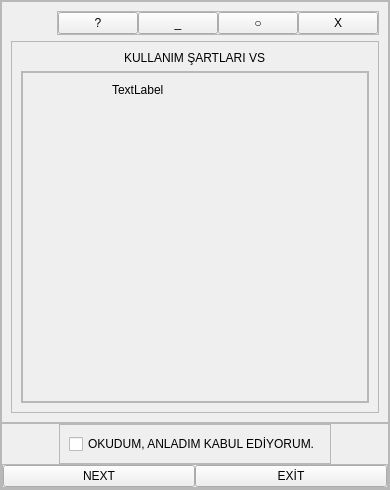
Qt form awake.ui (ccemyurtsever/social) before a commit.
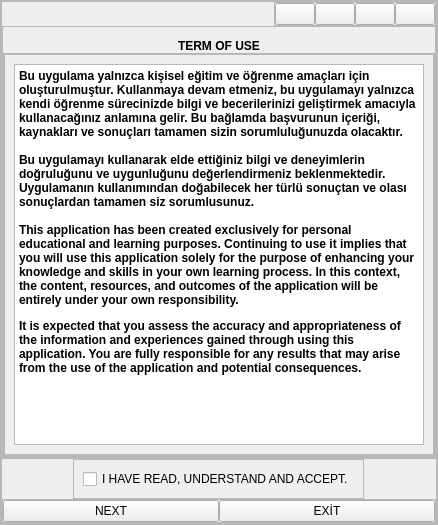
The same form after that commit. Icons and pictures are not drawn.

Commit message: Update alignment and font properties in main.ui

Diff of the .ui file:
```diff
--- a/awake.ui
+++ b/awake.ui
@@ -6,8 +6,8 @@
    <rect>
     <x>0</x>
     <y>0</y>
-    <width>390</width>
-    <height>490</height>
+    <width>438</width>
+    <height>525</height>
    </rect>
   </property>
   <property name="windowTitle">
@@ -62,6 +62,21 @@
          <enum>QFrame::Raised</enum>
         </property>
         <layout class="QVBoxLayout" name="verticalLayout_5">
+         <property name="spacing">
+          <number>0</number>
+         </property>
+         <property name="leftMargin">
+          <number>0</number>
+         </property>
+         <property name="topMargin">
+          <number>0</number>
+         </property>
+         <property name="rightMargin">
+          <number>0</number>
+         </property>
+         <property name="bottomMargin">
+          <number>0</number>
+         </property>
          <item alignment="Qt::AlignRight|Qt::AlignTop">
           <widget class="QFrame" name="frame_7">
            <property name="frameShape">
@@ -89,28 +104,68 @@
             <item>
              <widget class="QPushButton" name="pushButton_6">
               <property name="text">
-               <string>?</string>
+               <string/>
+              </property>
+              <property name="icon">
+               <iconset resource="icons.qrc">
+                <normaloff>:/icons/icons/help_FILL0_wght400_GRAD0_opsz24.png</normaloff>:/icons/icons/help_FILL0_wght400_GRAD0_opsz24.png</iconset>
+              </property>
+              <property name="iconSize">
+               <size>
+                <width>27</width>
+                <height>15</height>
+               </size>
               </property>
              </widget>
             </item>
             <item>
              <widget class="QPushButton" name="pushButton_4">
               <property name="text">
-               <string>_</string>
+               <string/>
+              </property>
+              <property name="icon">
+               <iconset resource="icons.qrc">
+                <normaloff>:/icons/icons/horizontal_rule_FILL0_wght400_GRAD0_opsz24.png</normaloff>:/icons/icons/horizontal_rule_FILL0_wght400_GRAD0_opsz24.png</iconset>
+              </property>
+              <property name="iconSize">
+               <size>
+                <width>30</width>
+                <height>15</height>
+               </size>
               </property>
              </widget>
             </item>
             <item>
              <widget class="QPushButton" name="pushButton_3">
               <property name="text">
-               <string>○</string>
+               <string/>
+              </property>
+              <property name="icon">
+               <iconset resource="icons.qrc">
+                <normaloff>:/icons/icons/fullscreen_exit_FILL0_wght400_GRAD0_opsz24.png</normaloff>:/icons/icons/fullscreen_exit_FILL0_wght400_GRAD0_opsz24.png</iconset>
+              </property>
+              <property name="iconSize">
+               <size>
+                <width>30</width>
+                <height>15</height>
+               </size>
               </property>
              </widget>
             </item>
             <item>
              <widget class="QPushButton" name="pushButton_5">
               <property name="text">
-               <string>X</string>
+               <string/>
+              </property>
+              <property name="icon">
+               <iconset resource="icons.qrc">
+                <normaloff>:/icons/icons/close_FILL0_wght400_GRAD0_opsz24.png</normaloff>:/icons/icons/close_FILL0_wght400_GRAD0_opsz24.png</iconset>
+              </property>
+              <property name="iconSize">
+               <size>
+                <width>30</width>
+                <height>15</height>
+               </size>
               </property>
              </widget>
             </item>
@@ -126,10 +181,34 @@
             <enum>QFrame::Raised</enum>
            </property>
            <layout class="QVBoxLayout" name="verticalLayout_6">
+            <property name="spacing">
+             <number>0</number>
+            </property>
+            <property name="leftMargin">
+             <number>0</number>
+            </property>
+            <property name="topMargin">
+             <number>12</number>
+            </property>
+            <property name="rightMargin">
+             <number>0</number>
+            </property>
+            <property name="bottomMargin">
+             <number>0</number>
+            </property>
             <item alignment="Qt::AlignHCenter|Qt::AlignTop">
              <widget class="QLabel" name="label">
+              <property name="enabled">
+               <bool>true</bool>
+              </property>
+              <property name="font">
+               <font>
+                <weight>75</weight>
+                <bold>true</bold>
+               </font>
+              </property>
               <property name="text">
-               <string>KULLANIM ŞARTLARI VS</string>
+               <string>TERM OF USE</string>
               </property>
              </widget>
             </item>
@@ -165,19 +244,22 @@
                  <property name="frameShadow">
                   <enum>QFrame::Raised</enum>
                  </property>
-                 <widget class="QLabel" name="label_2">
-                  <property name="geometry">
-                   <rect>
-                    <x>90</x>
-                    <y>10</y>
-                    <width>301</width>
-                    <height>16</height>
-                   </rect>
-                  </property>
-                  <property name="text">
-                   <string>TextLabel</string>
-                  </property>
-                 </widget>
+                 <layout class="QVBoxLayout" name="verticalLayout_7">
+                  <item>
+                   <widget class="QTextBrowser" name="textBrowser">
+                    <property name="html">
+                     <string>&lt;!DOCTYPE HTML PUBLIC &quot;-//W3C//DTD HTML 4.0//EN&quot; &quot;http://www.w3.org/TR/REC-html40/strict.dtd&quot;&gt;
+&lt;html&gt;&lt;head&gt;&lt;meta name=&quot;qrichtext&quot; content=&quot;1&quot; /&gt;&lt;style type=&quot;text/css&quot;&gt;
+p, li { white-space: pre-wrap; }
+&lt;/style&gt;&lt;/head&gt;&lt;body style=&quot; font-family:'MS Shell Dlg 2'; font-size:8.25pt; font-weight:400; font-style:normal;&quot;&gt;
+&lt;p style=&quot; margin-top:0px; margin-bottom:0px; margin-left:0px; margin-right:0px; -qt-block-indent:0; text-indent:0px;&quot;&gt;&lt;span style=&quot; font-size:9pt; font-weight:600;&quot;&gt;Bu uygulama yalnızca kişisel eğitim ve öğrenme amaçları için oluşturulmuştur. Kullanmaya devam etmeniz, bu uygulamayı yalnızca kendi öğrenme sürecinizde bilgi ve becerilerinizi geliştirmek amacıyla kullanacağınız anlamına gelir. Bu bağlamda başvurunun içeriği, kaynakları ve sonuçları tamamen sizin sorumluluğunuzda olacaktır.&lt;/span&gt;&lt;/p&gt;
+&lt;p style=&quot;-qt-paragraph-type:empty; margin-top:0px; margin-bottom:0px; margin-left:0px; margin-right:0px; -qt-block-indent:0; text-indent:0px; font-size:9pt; font-weight:600;&quot;&gt;&lt;br /&gt;&lt;/p&gt;
+&lt;p style=&quot; margin-top:0px; margin-bottom:0px; margin-left:0px; margin-right:0px; -qt-block-indent:0; text-indent:0px;&quot;&gt;&lt;span style=&quot; font-size:9pt; font-weight:600;&quot;&gt;Bu uygulamayı kullanarak elde ettiğiniz bilgi ve deneyimlerin doğruluğunu ve uygunluğunu değerlendirmeniz beklenmektedir. Uygulamanın kullanımından doğabilecek her türlü sonuçtan ve olası sonuçlardan tamamen siz sorumlusunuz.&lt;br /&gt;&lt;br /&gt;This application has been created exclusively for personal educational and learning purposes. Continuing to use it implies that you will use this application solely for the purpose of enhancing your knowledge and skills in your own learning process. In this context, the content, resources, and outcomes of the application will be entirely under your own responsibility.&lt;/span&gt;&lt;/p&gt;
+&lt;p style=&quot; margin-top:12px; margin-bottom:12px; margin-left:0px; margin-right:0px; -qt-block-indent:0; text-indent:0px;&quot;&gt;&lt;span style=&quot; font-size:9pt; font-weight:600;&quot;&gt;It is expected that you assess the accuracy and appropriateness of the information and experiences gained through using this application. You are fully responsible for any results that may arise from the use of the application and potential consequences.&lt;/span&gt;&lt;/p&gt;&lt;/body&gt;&lt;/html&gt;</string>
+                    </property>
+                   </widget>
+                  </item>
+                 </layout>
                 </widget>
                </item>
                <item>
@@ -271,7 +353,7 @@
             <item>
              <widget class="QCheckBox" name="checkBox">
               <property name="text">
-               <string>OKUDUM, ANLADIM KABUL EDİYORUM.</string>
+               <string>I HAVE READ, UNDERSTAND AND ACCEPT.</string>
               </property>
              </widget>
             </item>
```
Left out of the diff: 4 changed lines with no effect on the pictures. The commit also changes 25 other files.
